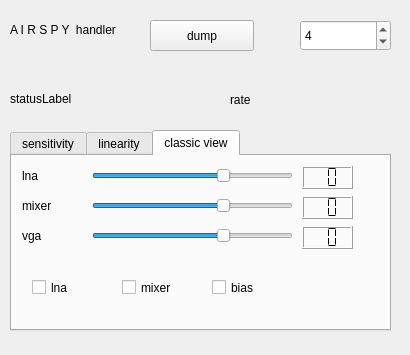
Above: sources/devices/airspy-handler/airspy-widget.ui from JvanKatwijk/qt-dab before the change. Below: the same form after it.
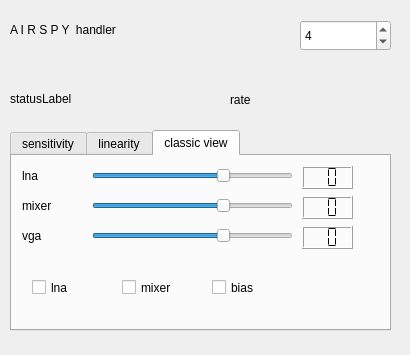
That is the form after the change.

```diff
--- a/sources/devices/airspy-handler/airspy-widget.ui
+++ b/sources/devices/airspy-handler/airspy-widget.ui
@@ -512,22 +512,6 @@
     <string>A I R S P Y  handler</string>
    </property>
   </widget>
-  <widget class="QPushButton" name="dumpButton">
-   <property name="geometry">
-    <rect>
-     <x>150</x>
-     <y>20</y>
-     <width>104</width>
-     <height>31</height>
-    </rect>
-   </property>
-   <property name="toolTip">
-    <string>&lt;html&gt;&lt;head/&gt;&lt;body&gt;&lt;p&gt;Dumps the raw input from the airspy into a self describing file (with header in xml format containing recorded time, container format, frequency, device name, Qt-DAB version)&lt;/p&gt;&lt;p&gt;&lt;br/&gt;&lt;/p&gt;&lt;p&gt;Opens a 'Save as ...' dialog. Press again to stop recording.&lt;/p&gt;&lt;p&gt;&lt;br/&gt;&lt;/p&gt;&lt;p&gt;Very experimental! The resulting file can be read-in by using the xml file handler (if configured)&lt;/p&gt;&lt;p&gt;&lt;br/&gt;&lt;/p&gt;&lt;p&gt;Warning: Produces large files!&lt;/p&gt;&lt;/body&gt;&lt;/html&gt;</string>
-   </property>
-   <property name="text">
-    <string>dump</string>
-   </property>
-  </widget>
   <widget class="QSpinBox" name="convQuality_setter">
    <property name="geometry">
     <rect>
```
